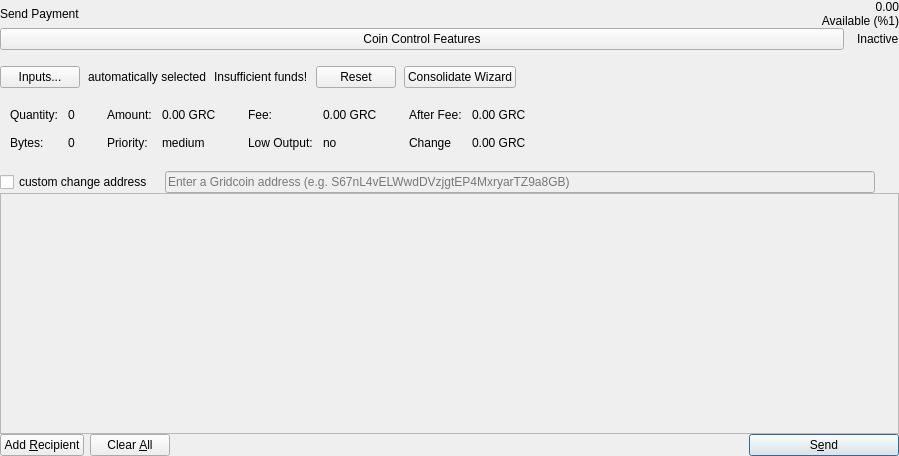
Qt form src/qt/forms/sendcoinsdialog.ui (gridcoin-community/Gridcoin-Research) before a commit.
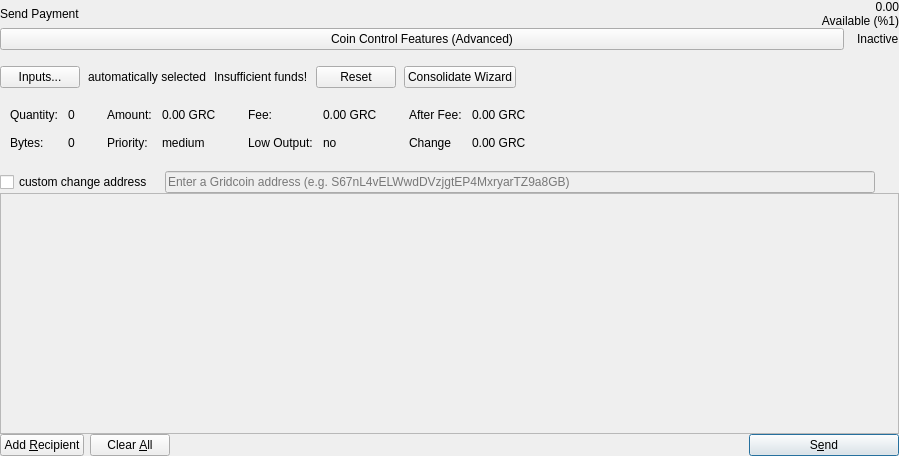
The same form after that commit. Icons and pictures are not drawn.

Commit message:
Change send page coin control section to a toggleable panel
This updates the coin control section on the send coins page to behave
like a toggleable panel. Clicking on the header opens the coin control
options, and clicking the label again hides them.

When the panel is closed, coin control does not apply to the selection
of inputs or the change address even when a user configured the fields
prior to toggling the feature. To emphasize this, a status label shows
when coin control settings influence a transaction.

Patch:
```diff
--- a/src/qt/forms/sendcoinsdialog.ui
+++ b/src/qt/forms/sendcoinsdialog.ui
@@ -185,7 +185,7 @@
            </sizepolicy>
           </property>
           <property name="text">
-           <string>Coin Control Features</string>
+           <string>Coin Control Features (Advanced)</string>
           </property>
          </widget>
         </item>
```
The commit also changes 74 other files.
